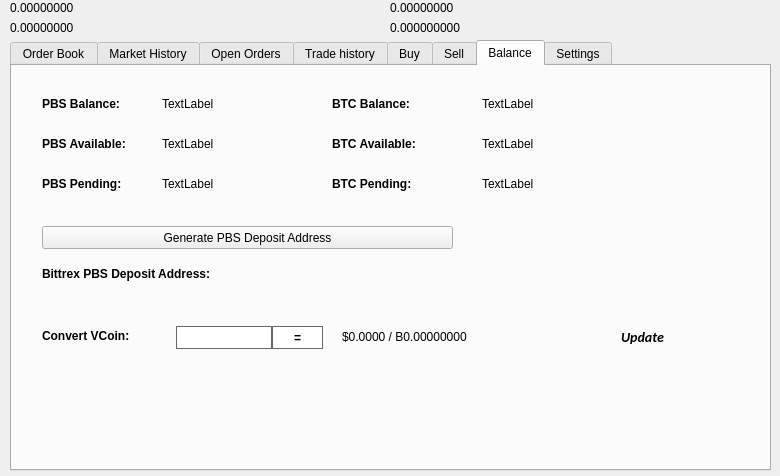
SlateTeam/SlatechainCore, file src/qt/forms/tradingdialog.ui: the form before one commit.
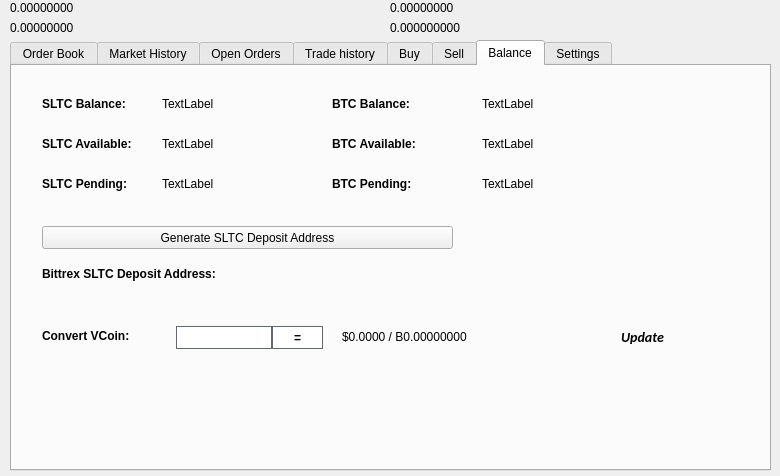
The form after the commit. The open tabs and pages were chosen to show the change. Icons and pictures are not drawn.

```diff
--- a/src/qt/forms/tradingdialog.ui
+++ b/src/qt/forms/tradingdialog.ui
@@ -2762,7 +2762,7 @@
       </font>
      </property>
      <property name="text">
-      <string>PBS Balance:</string>
+      <string>SLTC Balance:</string>
      </property>
     </widget>
     <widget class="QLabel" name="label_12">
@@ -2813,7 +2813,7 @@
       </font>
      </property>
      <property name="text">
-      <string>PBS Available:</string>
+      <string>SLTC Available:</string>
      </property>
     </widget>
     <widget class="QLabel" name="label_14">
@@ -2832,7 +2832,7 @@
       </font>
      </property>
      <property name="text">
-      <string>PBS Pending:</string>
+      <string>SLTC Pending:</string>
      </property>
     </widget>
     <widget class="QLabel" name="PIVPendingLabel">
@@ -2928,7 +2928,7 @@
       </font>
      </property>
      <property name="text">
-      <string>Bittrex PBS Deposit Address:</string>
+      <string>Bittrex SLTC Deposit Address:</string>
      </property>
     </widget>
     <widget class="QPushButton" name="GenDepositBTN">
@@ -2941,7 +2941,7 @@
       </rect>
      </property>
      <property name="text">
-      <string>Generate PBS Deposit Address</string>
+      <string>Generate SLTC Deposit Address</string>
      </property>
      <property name="icon">
       <iconset resource="../pbs.qrc">
```
Left out of the diff: 26 changed lines with no effect on the pictures.
